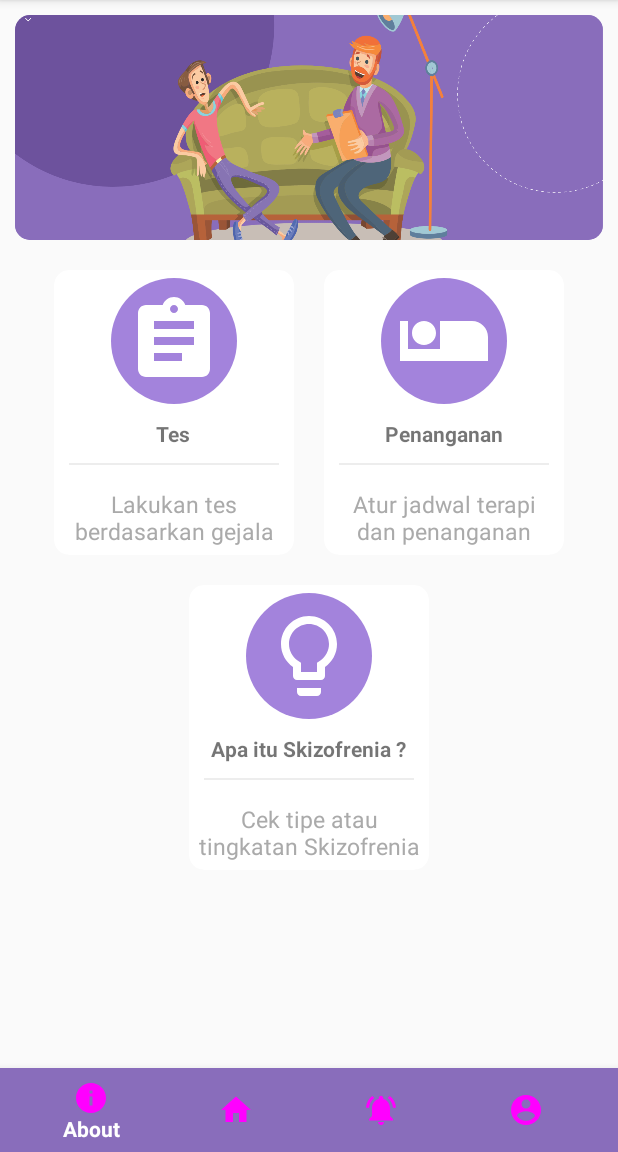
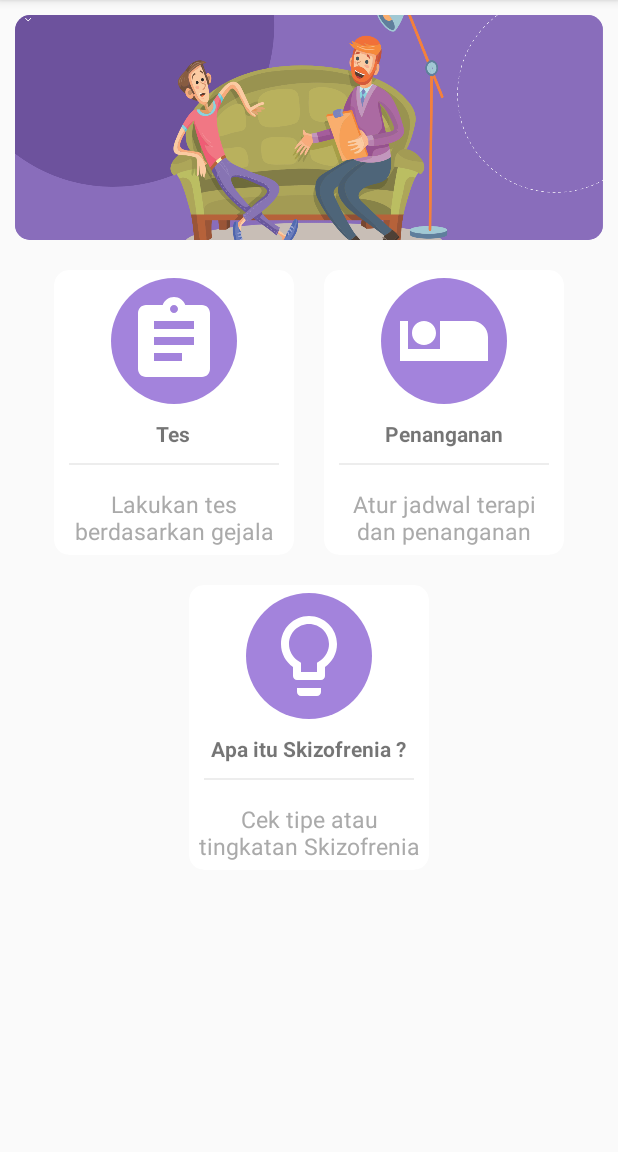
Before and after one commit to LugieNurAhmad/PABTubes, an Android app: the screen it shows after launch once a user with an empty profile is signed in (home), on a phone screen of 412 x 824 dp, the part 84-1236 px from its top. Run offline under Robolectric (Android 15) with nearby library versions, the phone set to English and light mode, and no system bars; our stand-ins replace Firebase (no records; nobody signed in at launch, a user with empty details on screens opened directly).

Commit message:
update hint

```diff
--- a/AndroidStudioProjects/PABTubes/app/src/main/res/drawable/ic_account_circle_black_24dp.xml
+++ /dev/null
@@ -1,5 +0,0 @@
-<vector android:height="24dp" android:tint="#FF000000"
-    android:viewportHeight="24.0" android:viewportWidth="24.0"
-    android:width="24dp" xmlns:android="http://schemas.android.com/apk/res/android">
-    <path android:fillColor="#FF000000" android:pathData="M12,2C6.48,2 2,6.48 2,12s4.48,10 10,10 10,-4.48 10,-10S17.52,2 12,2zM12,5c1.66,0 3,1.34 3,3s-1.34,3 -3,3 -3,-1.34 -3,-3 1.34,-3 3,-3zM12,19.2c-2.5,0 -4.71,-1.28 -6,-3.22 0.03,-1.99 4,-3.08 6,-3.08 1.99,0 5.97,1.09 6,3.08 -1.29,1.94 -3.5,3.22 -6,3.22z"/>
-</vector>
--- a/AndroidStudioProjects/PABTubes/app/src/main/res/drawable/ic_home_black_24dp.xml
+++ /dev/null
@@ -1,5 +0,0 @@
-<vector android:height="24dp" android:tint="#FF000000"
-    android:viewportHeight="24.0" android:viewportWidth="24.0"
-    android:width="24dp" xmlns:android="http://schemas.android.com/apk/res/android">
-    <path android:fillColor="#FF000000" android:pathData="M10,20v-6h4v6h5v-8h3L12,3 2,12h3v8z"/>
-</vector>
--- a/AndroidStudioProjects/PABTubes/app/src/main/res/drawable/ic_info_black_24dp.xml
+++ /dev/null
@@ -1,5 +0,0 @@
-<vector android:height="24dp" android:tint="#FF000000"
-    android:viewportHeight="24.0" android:viewportWidth="24.0"
-    android:width="24dp" xmlns:android="http://schemas.android.com/apk/res/android">
-    <path android:fillColor="#FF000000" android:pathData="M12,2C6.48,2 2,6.48 2,12s4.48,10 10,10 10,-4.48 10,-10S17.52,2 12,2zM13,17h-2v-6h2v6zM13,9h-2L11,7h2v2z"/>
-</vector>
--- a/AndroidStudioProjects/PABTubes/app/src/main/res/drawable/ic_notifications_active_black_24dp.xml
+++ /dev/null
@@ -1,5 +0,0 @@
-<vector android:height="24dp" android:tint="#FF000000"
-    android:viewportHeight="24.0" android:viewportWidth="24.0"
-    android:width="24dp" xmlns:android="http://schemas.android.com/apk/res/android">
-    <path android:fillColor="#FF000000" android:pathData="M7.58,4.08L6.15,2.65C3.75,4.48 2.17,7.3 2.03,10.5h2c0.15,-2.65 1.51,-4.97 3.55,-6.42zM19.97,10.5h2c-0.15,-3.2 -1.73,-6.02 -4.12,-7.85l-1.42,1.43c2.02,1.45 3.39,3.77 3.54,6.42zM18,11c0,-3.07 -1.64,-5.64 -4.5,-6.32L13.5,4c0,-0.83 -0.67,-1.5 -1.5,-1.5s-1.5,0.67 -1.5,1.5v0.68C7.63,5.36 6,7.92 6,11v5l-2,2v1h16v-1l-2,-2v-5zM12,22c0.14,0 0.27,-0.01 0.4,-0.04 0.65,-0.14 1.18,-0.58 1.44,-1.18 0.1,-0.24 0.15,-0.5 0.15,-0.78h-4c0.01,1.1 0.9,2 2.01,2z"/>
-</vector>
--- a/AndroidStudioProjects/PABTubes/app/src/main/res/drawable/selector.xml
+++ /dev/null
@@ -1,9 +0,0 @@
-<?xml version="1.0" encoding="utf-8"?>
-<selector xmlns:android="http://schemas.android.com/apk/res/android">
-    <item
-        android:state_selected="true"
-        android:drawable="@android:color/white"/>
-    <item
-        android:state_selected="false"
-        android:drawable="@android:color/white"/>
-</selector>
--- a/AndroidStudioProjects/PABTubes/app/src/main/res/layout/activity_home.xml
+++ b/AndroidStudioProjects/PABTubes/app/src/main/res/layout/activity_home.xml
@@ -5,17 +5,6 @@
     android:layout_width="match_parent"
     android:layout_height="match_parent"
     tools:context=".home">
-
-    <com.google.android.material.bottomnavigation.BottomNavigationView
-        android:layout_width="match_parent"
-        android:layout_height="wrap_content"
-        android:id="@+id/bottom_nav"
-        android:background="@color/colorPrimary"
-        app:itemBackground="@color/colorPrimary"
-        app:itemTextColor="@android:color/white"
-        app:itemIconTint="@drawable/selector"
-        app:menu="@menu/menu_navigation"
-        android:layout_alignParentBottom="true"/>
 
     <ScrollView
         android:layout_width="match_parent"
@@ -198,5 +187,4 @@
     </LinearLayout>
     </ScrollView>
 
-
 </RelativeLayout>
--- a/AndroidStudioProjects/PABTubes/app/src/main/res/layout/activity_login.xml
+++ b/AndroidStudioProjects/PABTubes/app/src/main/res/layout/activity_login.xml
@@ -32,7 +32,7 @@
             android:layout_marginLeft="30dp"
             android:drawableLeft="@drawable/ic_person_black_24dp"
             android:ems="10"
-            android:hint="@string/email"
+            android:hint="Suratl"
 
             android:inputType="textPassword|textEmailAddress" />
 
--- a/AndroidStudioProjects/PABTubes/app/src/main/res/menu/menu_navigation.xml
+++ /dev/null
@@ -1,22 +0,0 @@
-<?xml version="1.0" encoding="utf-8"?>
-<menu xmlns:android="http://schemas.android.com/apk/res/android">
-
-    <item
-        android:id="@+id/about"
-        android:title="About"
-        android:icon="@drawable/ic_info_black_24dp"/>
-    <item
-        android:id="@+id/home"
-        android:title="Home"
-        android:icon="@drawable/ic_home_black_24dp"/>
-    <item
-        android:id="@+id/reminder"
-        android:title="Reminder"
-        android:icon="@drawable/ic_notifications_active_black_24dp"/>
-    <item
-        android:id="@+id/profil"
-        android:title="Profil"
-        android:icon="@drawable/ic_account_circle_black_24dp"/>
-
-
-</menu>
```
